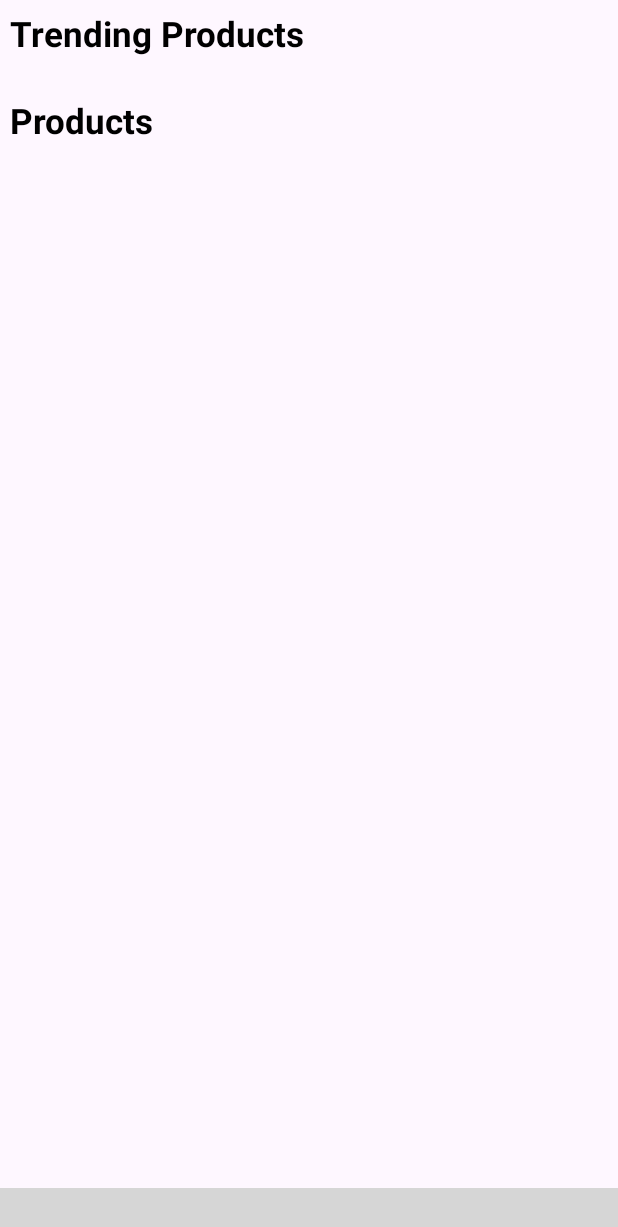
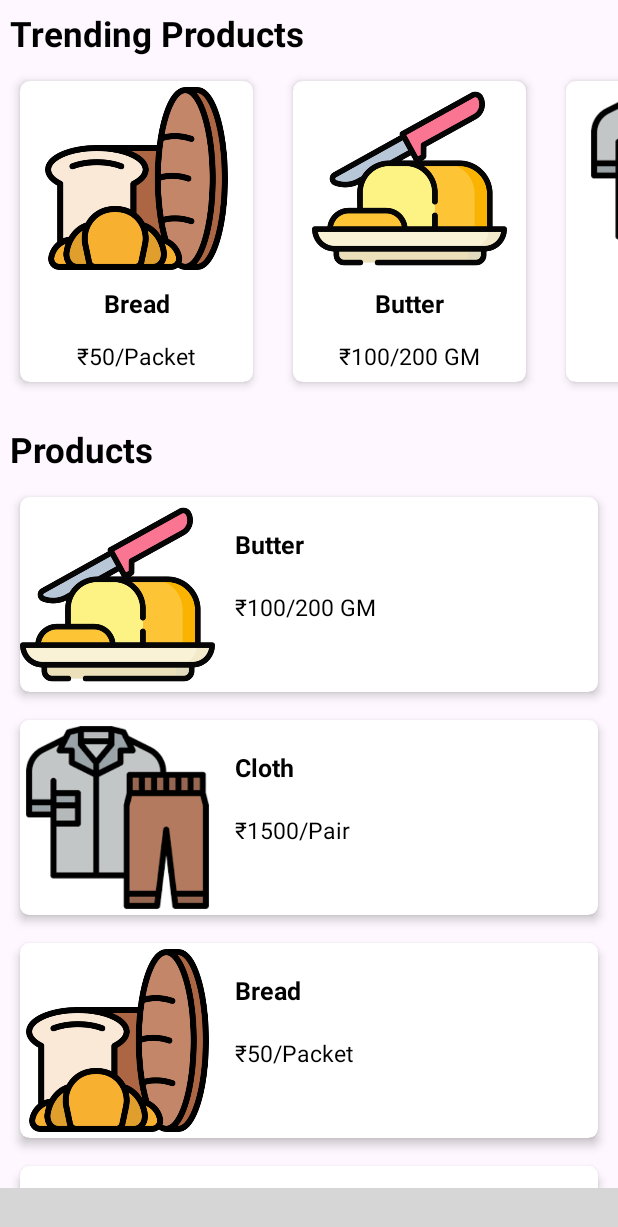
Before and after one commit to sahetu/June_Internship, an Android app: the HomeFragment screen opened directly, with no data from a screen before it, on a phone screen of 412 x 824 dp. Shown: the top 1227 px of the screen. Run offline under Robolectric (Android 15) with nearby library versions, the phone set to English and light mode, and no system bars; our stand-ins replace sdp/ssp sizes; libraries missing offline, so code that uses them is left out: com.etebarian.meowbottomnavigation; plain views replace MeowBottomNavigation; Roboto replaces fonts that are not available here; 8 statements that could not run were skipped; grey boxes are pictures that could not be loaded.

Commit message:
30th June

```diff
--- a/app/src/main/java/june/internship/ConstantData.java
+++ b/app/src/main/java/june/internship/ConstantData.java
@@ -12,4 +12,6 @@ public class ConstantData {
     public static String CITY = "city";
     public static String GENDER = "gender";
 
+    public static String PRICE_SYMBOL = "₹";
+
 }
--- a/app/src/main/java/june/internship/HomeFragment.java
+++ b/app/src/main/java/june/internship/HomeFragment.java
@@ -12,9 +12,26 @@ import android.view.LayoutInflater;
 import android.view.View;
 import android.view.ViewGroup;
 
+import java.util.ArrayList;
+
 public class HomeFragment extends Fragment {
 
     RecyclerView trandingProductsRecycler,productsRecycler;
+
+    String[] trendingProdName = {"Bread","Butter","Cloth","Makup Kit"};
+    String[] trendProdPrice = {"50","100","1500","1000"};
+    String[] trendProdUnit = {"Packet","200 GM","Pair","Box"};
+    int[] trendProdImage = {R.drawable.bread,R.drawable.butter,R.drawable.cloth,R.drawable.makup_kit};
+
+    ArrayList<ProductList> trendProdArray;
+
+
+    String[] prodName = {"Butter","Cloth","Bread","Makup Kit","Cloth","Bread","Makup Kit"};
+    String[] prodPrice = {"100","1500","50","1000","1500","50","1000"};
+    String[] prodUnit = {"200 GM","Pair","Packet","Box","Pair","Packet","Box"};
+    int[] prodImage = {R.drawable.butter,R.drawable.cloth,R.drawable.bread,R.drawable.makup_kit,R.drawable.cloth,R.drawable.bread,R.drawable.makup_kit};
+
+    ArrayList<ProductList> prodArray;
 
     public HomeFragment() {
         // Required empty public constructor
@@ -29,10 +46,37 @@ public class HomeFragment extends Fragment {
         trandingProductsRecycler = view.findViewById(R.id.home_tranding_products);
         trandingProductsRecycler.setLayoutManager(new StaggeredGridLayoutManager(1,StaggeredGridLayoutManager.HORIZONTAL));
         trandingProductsRecycler.setItemAnimator(new DefaultItemAnimator());
+        trandingProductsRecycler.setNestedScrollingEnabled(false);
+
+        trendProdArray = new ArrayList<>();
+        for(int i=0;i<trendingProdName.length;i++){
+            ProductList list = new ProductList();
+            list.setName(trendingProdName[i]);
+            list.setPrice(trendProdPrice[i]);
+            list.setUnit(trendProdUnit[i]);
+            list.setImage(trendProdImage[i]);
+            trendProdArray.add(list);
+        }
+        TrendProductAdapter adapter = new TrendProductAdapter(getActivity(),trendProdArray);
+        trandingProductsRecycler.setAdapter(adapter);
+
 
         productsRecycler = view.findViewById(R.id.home_products);
         productsRecycler.setLayoutManager(new LinearLayoutManager(getActivity()));
         productsRecycler.setItemAnimator(new DefaultItemAnimator());
+        productsRecycler.setNestedScrollingEnabled(false);
+
+        prodArray = new ArrayList<>();
+        for(int i=0;i<prodName.length;i++){
+            ProductList list = new ProductList();
+            list.setName(prodName[i]);
+            list.setPrice(prodPrice[i]);
+            list.setUnit(prodUnit[i]);
+            list.setImage(prodImage[i]);
+            prodArray.add(list);
+        }
+        ProductAdapter prodAdapter = new ProductAdapter(getActivity(),prodArray);
+        productsRecycler.setAdapter(prodAdapter);
 
         return view;
     }
--- /dev/null
+++ b/app/src/main/java/june/internship/ProductAdapter.java
@@ -0,0 +1,54 @@
+package june.internship;
+
+import android.content.Context;
+import android.view.LayoutInflater;
+import android.view.View;
+import android.view.ViewGroup;
+import android.widget.ImageView;
+import android.widget.TextView;
+
+import androidx.annotation.NonNull;
+import androidx.recyclerview.widget.RecyclerView;
+
+import java.util.ArrayList;
+
+public class ProductAdapter extends RecyclerView.Adapter<ProductAdapter.MyHolder> {
+
+    Context context;
+    ArrayList<ProductList> trendProdArray;
+    public ProductAdapter(Context context, ArrayList<ProductList> trendProdArray) {
+        this.context = context;
+        this.trendProdArray = trendProdArray;
+    }
+
+    @NonNull
+    @Override
+    public MyHolder onCreateViewHolder(@NonNull ViewGroup parent, int viewType) {
+        View view = LayoutInflater.from(parent.getContext()).inflate(R.layout.custom_product,parent,false);
+        return new MyHolder(view);
+    }
+
+    public class MyHolder extends RecyclerView.ViewHolder {
+
+        ImageView imageView;
+        TextView name,price;
+        public MyHolder(@NonNull View itemView) {
+            super(itemView);
+            imageView = itemView.findViewById(R.id.custom_product_image);
+            name = itemView.findViewById(R.id.custom_product_name);
+            price = itemView.findViewById(R.id.custom_product_price);
+        }
+    }
+
+    @Override
+    public void onBindViewHolder(@NonNull MyHolder holder, int position) {
+        holder.name.setText(trendProdArray.get(position).getName());
+        holder.price.setText(ConstantData.PRICE_SYMBOL+trendProdArray.get(position).getPrice()+"/"+trendProdArray.get(position).getUnit());
+        holder.imageView.setImageResource(trendProdArray.get(position).getImage());
+    }
+
+    @Override
+    public int getItemCount() {
+        return trendProdArray.size();
+    }
+}
--- /dev/null
+++ b/app/src/main/java/june/internship/ProductList.java
@@ -0,0 +1,39 @@
+package june.internship;
+
+public class ProductList {
+
+String name,price,unit;
+int image;
+
+    public String getName() {
+        return name;
+    }
+
+    public void setName(String name) {
+        this.name = name;
+    }
+
+    public String getPrice() {
+        return price;
+    }
+
+    public void setPrice(String price) {
+        this.price = price;
+    }
+
+    public String getUnit() {
+        return unit;
+    }
+
+    public void setUnit(String unit) {
+        this.unit = unit;
+    }
+
+    public int getImage() {
+        return image;
+    }
+
+    public void setImage(int image) {
+        this.image = image;
+    }
+}
--- /dev/null
+++ b/app/src/main/java/june/internship/TrendProductAdapter.java
@@ -0,0 +1,55 @@
+package june.internship;
+
+import android.content.Context;
+import android.view.LayoutInflater;
+import android.view.View;
+import android.view.ViewGroup;
+import android.widget.ImageView;
+import android.widget.TextView;
+
+import androidx.annotation.NonNull;
+import androidx.fragment.app.FragmentActivity;
+import androidx.recyclerview.widget.RecyclerView;
+
+import java.util.ArrayList;
+
+public class TrendProductAdapter extends RecyclerView.Adapter<TrendProductAdapter.MyHolder> {
+
+    Context context;
+    ArrayList<ProductList> trendProdArray;
+    public TrendProductAdapter(Context context, ArrayList<ProductList> trendProdArray) {
+        this.context = context;
+        this.trendProdArray = trendProdArray;
+    }
+
+    @NonNull
+    @Override
+    public MyHolder onCreateViewHolder(@NonNull ViewGroup parent, int viewType) {
+        View view = LayoutInflater.from(parent.getContext()).inflate(R.layout.custom_trend_product,parent,false);
+        return new MyHolder(view);
+    }
+
+    public class MyHolder extends RecyclerView.ViewHolder {
+
+        ImageView imageView;
+        TextView name,price;
+        public MyHolder(@NonNull View itemView) {
+            super(itemView);
+            imageView = itemView.findViewById(R.id.custom_trend_product_image);
+            name = itemView.findViewById(R.id.custom_trend_product_name);
+            price = itemView.findViewById(R.id.custom_trend_product_price);
+        }
+    }
+
+    @Override
+    public void onBindViewHolder(@NonNull MyHolder holder, int position) {
+        holder.name.setText(trendProdArray.get(position).getName());
+        holder.price.setText(ConstantData.PRICE_SYMBOL+trendProdArray.get(position).getPrice()+"/"+trendProdArray.get(position).getUnit());
+        holder.imageView.setImageResource(trendProdArray.get(position).getImage());
+    }
+
+    @Override
+    public int getItemCount() {
+        return trendProdArray.size();
+    }
+}
--- /dev/null
+++ b/app/src/main/res/layout/custom_product.xml
@@ -0,0 +1,47 @@
+<?xml version="1.0" encoding="utf-8"?>
+<androidx.cardview.widget.CardView xmlns:android="http://schemas.android.com/apk/res/android"
+    xmlns:app="http://schemas.android.com/apk/res-auto"
+    android:layout_width="match_parent"
+    android:layout_height="wrap_content"
+    android:layout_marginHorizontal="@dimen/_10sdp"
+    android:layout_marginVertical="@dimen/_7sdp"
+    app:cardCornerRadius="@dimen/_5sdp"
+    app:cardElevation="@dimen/_3sdp">
+
+    <LinearLayout
+        android:layout_width="match_parent"
+        android:layout_height="wrap_content"
+        android:orientation="horizontal">
+
+        <ImageView
+            android:id="@+id/custom_product_image"
+            android:layout_width="@dimen/_100sdp"
+            android:layout_height="@dimen/_100sdp" />
+
+        <LinearLayout
+            android:layout_width="match_parent"
+            android:layout_height="wrap_content"
+            android:layout_marginHorizontal="@dimen/_5sdp"
+            android:layout_marginTop="@dimen/_10sdp"
+            android:orientation="vertical">
+
+            <TextView
+                android:id="@+id/custom_product_name"
+                style="@style/text_bold_18"
+                android:layout_width="match_parent"
+                android:layout_height="wrap_content"
+                android:padding="@dimen/_5sdp" />
+
+            <TextView
+                android:id="@+id/custom_product_price"
+                style="@style/text_16"
+                android:layout_width="match_parent"
+                android:layout_height="wrap_content"
+                android:layout_marginTop="@dimen/_5sdp"
+                android:padding="@dimen/_5sdp" />
+
+        </LinearLayout>
+
+    </LinearLayout>
+
+</androidx.cardview.widget.CardView>
--- /dev/null
+++ b/app/src/main/res/layout/custom_trend_product.xml
@@ -0,0 +1,39 @@
+<?xml version="1.0" encoding="utf-8"?>
+<androidx.cardview.widget.CardView xmlns:android="http://schemas.android.com/apk/res/android"
+    xmlns:app="http://schemas.android.com/apk/res-auto"
+    android:layout_width="@dimen/_140sdp"
+    android:layout_height="wrap_content"
+    android:layout_marginHorizontal="@dimen/_10sdp"
+    android:layout_marginVertical="@dimen/_7sdp"
+    app:cardCornerRadius="@dimen/_5sdp"
+    app:cardElevation="@dimen/_3sdp">
+
+    <LinearLayout
+        android:layout_width="match_parent"
+        android:layout_height="wrap_content"
+        android:orientation="vertical">
+
+        <ImageView
+            android:id="@+id/custom_trend_product_image"
+            android:layout_width="match_parent"
+            android:layout_height="@dimen/_100sdp" />
+
+        <TextView
+            android:gravity="center"
+            android:id="@+id/custom_trend_product_name"
+            style="@style/text_bold_18"
+            android:layout_width="match_parent"
+            android:layout_height="wrap_content"
+            android:padding="@dimen/_5sdp" />
+
+        <TextView
+            android:gravity="center"
+            android:id="@+id/custom_trend_product_price"
+            style="@style/text_16"
+            android:layout_width="match_parent"
+            android:layout_height="wrap_content"
+            android:padding="@dimen/_5sdp" />
+
+    </LinearLayout>
+
+</androidx.cardview.widget.CardView>
--- a/app/src/main/res/layout/fragment_home.xml
+++ b/app/src/main/res/layout/fragment_home.xml
@@ -1,10 +1,15 @@
 <?xml version="1.0" encoding="utf-8"?>
-<LinearLayout xmlns:android="http://schemas.android.com/apk/res/android"
+<androidx.core.widget.NestedScrollView xmlns:android="http://schemas.android.com/apk/res/android"
     xmlns:tools="http://schemas.android.com/tools"
     android:layout_width="match_parent"
     android:layout_height="match_parent"
     android:orientation="vertical"
     tools:context=".HomeFragment">
+
+    <LinearLayout
+        android:layout_width="match_parent"
+        android:layout_height="match_parent"
+        android:orientation="vertical">
 
         <TextView
             style="@style/text_bold_25"
@@ -30,5 +35,5 @@
             android:id="@+id/home_products"
             android:layout_width="match_parent"
             android:layout_height="wrap_content" />
-
     </LinearLayout>
+</androidx.core.widget.NestedScrollView>
```
Also changed, not shown: app/src/main/res/drawable/bread.png (added), app/src/main/res/drawable/butter.png (added), app/src/main/res/drawable/cloth.png (added), app/src/main/res/drawable/makup_kit.png (added). Lines whose indentation alone changed are shown as unchanged.
